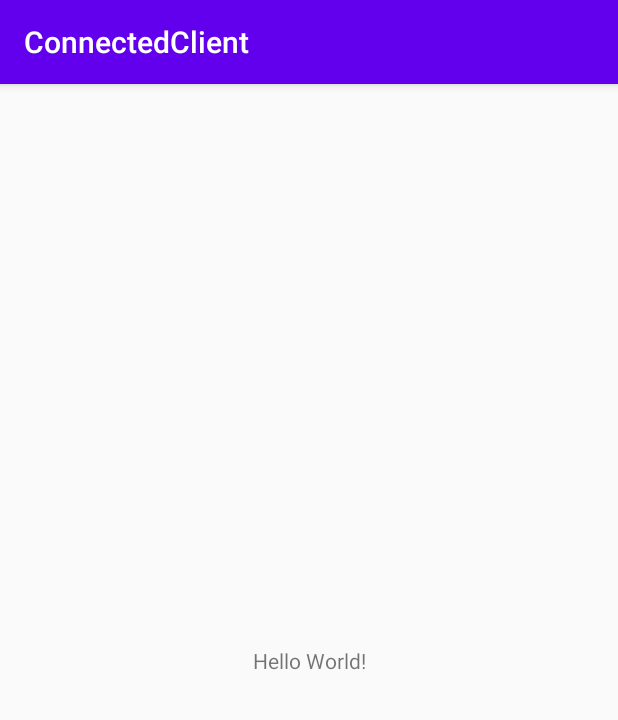
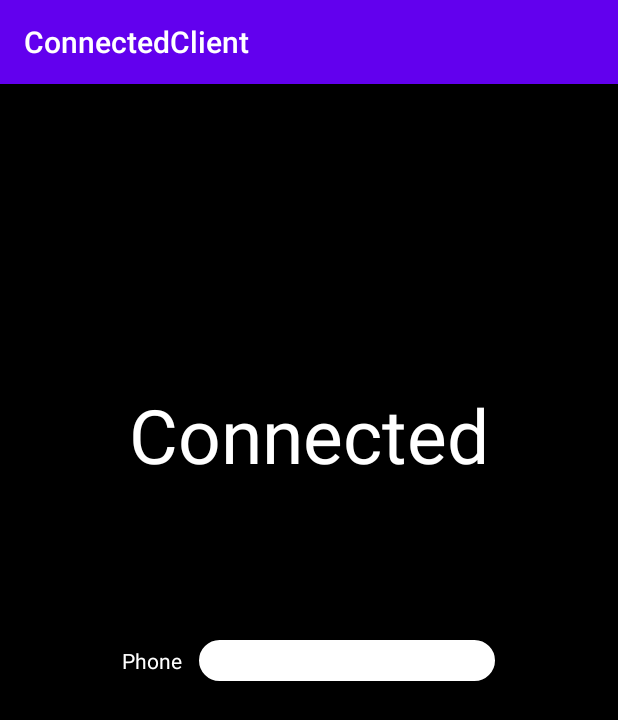
Before and after one commit to dhkdhk/Connected, an Android app: the screen it shows after launch (MainActivity before the commit, LoginActivity after it), on a phone screen of 412 x 824 dp. Shown: the top 720 px of the screen. Run offline under Robolectric (Android 15) with nearby library versions, the phone set to English and light mode, and no system bars.

Commit message:
Login UI

```diff
--- a/ConnectedClient/app/src/main/AndroidManifest.xml
+++ b/ConnectedClient/app/src/main/AndroidManifest.xml
@@ -1,6 +1,8 @@
 <?xml version="1.0" encoding="utf-8"?>
 <manifest xmlns:android="http://schemas.android.com/apk/res/android"
     package="com.example.connectedclient">
+
+    <uses-permission android:name="android.permission.INTERNET"/>
 
     <application
         android:allowBackup="true"
@@ -9,7 +11,7 @@
         android:roundIcon="@mipmap/ic_launcher_round"
         android:supportsRtl="true"
         android:theme="@style/AppTheme">
-        <activity android:name=".MainActivity">
+        <activity android:name=".ui.LoginActivity">
             <intent-filter>
                 <action android:name="android.intent.action.MAIN" />
 
--- a/ConnectedClient/app/src/main/java/com/example/connectedclient/MainActivity.java
+++ /dev/null
@@ -1,14 +0,0 @@
-package com.example.connectedclient;
-
-import androidx.appcompat.app.AppCompatActivity;
-
-import android.os.Bundle;
-
-public class MainActivity extends AppCompatActivity {
-
-    @Override
-    protected void onCreate(Bundle savedInstanceState) {
-        super.onCreate(savedInstanceState);
-        setContentView(R.layout.activity_main);
-    }
-}
--- /dev/null
+++ b/ConnectedClient/app/src/main/java/com/example/connectedclient/ui/LoginActivity.java
@@ -0,0 +1,25 @@
+package com.example.connectedclient.ui;
+
+import androidx.appcompat.app.AppCompatActivity;
+
+import android.os.Bundle;
+import android.telephony.PhoneNumberFormattingTextWatcher;
+import android.widget.EditText;
+
+import com.example.connectedclient.R;
+
+public class LoginActivity extends AppCompatActivity {
+
+    private EditText phoneNumber;
+
+    @Override
+    protected void onCreate(Bundle savedInstanceState) {
+        super.onCreate(savedInstanceState);
+        setContentView(R.layout.login);
+
+        phoneNumber = findViewById(R.id.phoneNumber);
+        phoneNumber.addTextChangedListener(new PhoneNumberFormattingTextWatcher());
+
+
+    }
+}
--- /dev/null
+++ b/ConnectedClient/app/src/main/res/drawable/custom_edit_text.xml
@@ -0,0 +1,12 @@
+<?xml version="1.0" encoding="utf-8"?>
+<layer-list  xmlns:android="http://schemas.android.com/apk/res/android">
+    <item>
+        <shape android:shape="rectangle">
+            <corners android:radius="100dp"/>
+            <stroke android:width="1dp"
+                    android:color="#000000"/>
+            <solid android:color="#ffffff"/>
+        </shape>
+    </item>
+
+</layer-list>
--- a/ConnectedClient/app/src/main/res/layout/activity_main.xml
+++ b/ConnectedClient/app/src/main/res/layout/activity_main.xml
@@ -4,7 +4,7 @@
     xmlns:tools="http://schemas.android.com/tools"
     android:layout_width="match_parent"
     android:layout_height="match_parent"
-    tools:context=".MainActivity">
+    tools:context=".ui.LoginActivity">
 
     <TextView
         android:layout_width="wrap_content"
--- /dev/null
+++ b/ConnectedClient/app/src/main/res/layout/login.xml
@@ -0,0 +1,47 @@
+<?xml version="1.0" encoding="utf-8"?>
+<androidx.constraintlayout.widget.ConstraintLayout xmlns:android="http://schemas.android.com/apk/res/android"
+    xmlns:app="http://schemas.android.com/apk/res-auto"
+    android:layout_width="match_parent"
+    android:layout_height="match_parent"
+    android:background="#000000">
+
+    <TextView
+        android:layout_width="wrap_content"
+        android:layout_height="wrap_content"
+        android:layout_marginTop="200dp"
+        android:text="Connected"
+        android:textColor="#ffffff"
+        android:textSize="50dp"
+        app:layout_constraintEnd_toEndOf="parent"
+        app:layout_constraintStart_toStartOf="parent"
+        app:layout_constraintTop_toTopOf="parent" />
+
+    <LinearLayout
+        android:layout_width="wrap_content"
+        android:layout_height="wrap_content"
+        android:orientation="horizontal"
+        app:layout_constraintBottom_toBottomOf="parent"
+        app:layout_constraintLeft_toLeftOf="parent"
+        app:layout_constraintRight_toRightOf="parent"
+        app:layout_constraintTop_toTopOf="parent">
+
+        <TextView
+            android:id="@+id/textPhoneNumber"
+            android:layout_width="wrap_content"
+            android:layout_height="wrap_content"
+            android:layout_marginRight="10dp"
+            android:layout_gravity="center"
+            android:text="Phone"
+            android:textColor="#ffffff" />
+
+        <EditText
+            android:id="@+id/phoneNumber"
+            android:layout_width="200dp"
+            android:layout_height="30dp"
+            android:background="@drawable/custom_edit_text"
+            android:inputType="phone" />
+
+    </LinearLayout>
+
+
+</androidx.constraintlayout.widget.ConstraintLayout>
```
Also changed, not shown: ConnectedClient/app/build.gradle (+14 -1 lines), ConnectedClient/app/src/main/java/com/example/connectedclient/ConnectedApplication.java (+5 -8 lines), ConnectedClient/app/src/main/java/com/example/connectedclient/data/Member.java (added, +11 -0 lines), ConnectedClient/app/src/main/java/com/example/connectedclient/util/TextValidator.java (added, +35 -0 lines), ConnectedClient/app/src/main/res/drawable/ic_password.xml (added, +15 -0 lines), ConnectedClient/app/src/main/res/drawable/ic_person_black_24dp.xml (added, +9 -0 lines), ConnectedClient/app/src/main/res/drawable/ic_user.xml (added, +15 -0 lines), ConnectedClient/app/src/main/res/drawable/ic_vpn_key_black_24dp.xml (added, +9 -0 lines), ConnectedClient/app/src/main/res/drawable-v24/logo.png (added), 1 other file.
